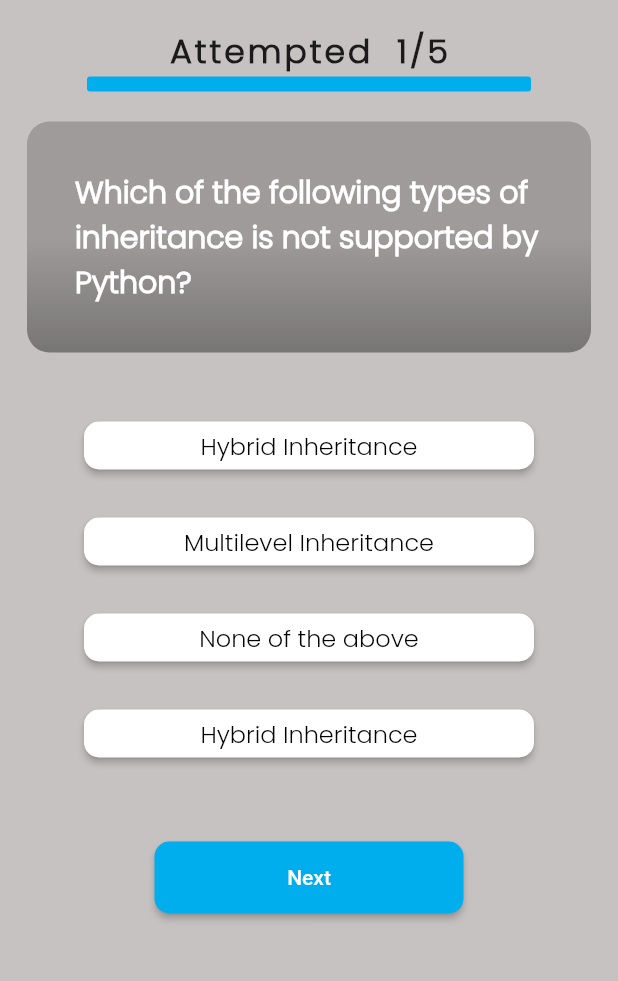
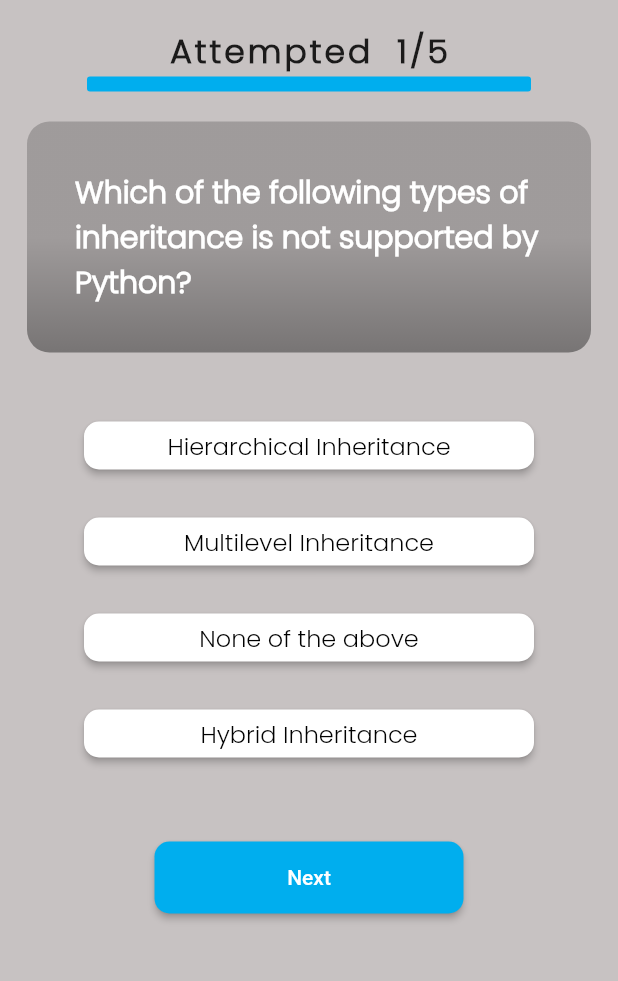
Before and after one commit to Goodam198/quiz-app-flutter, a Flutter app: the Python screen opened by its route, on a phone screen of 412 x 824 dp, the part 84-1065 px from its top. Run offline on Flutter 3.47's test engine with Material 2 defaults, Android fonts, the phone set to English and light mode, and no system bars.

Commit message:
updated answers

```diff
--- a/lib/categories/C_sharp_quiz.dart
+++ b/lib/categories/C_sharp_quiz.dart
@@ -50,7 +50,7 @@ List<Question> getQuestions() {
     "How could you retrieve information about a class, as well as create an instance at runtime?",
     [
       Answer("serialization", false),
-      Answer(" abstraction", false),
+      Answer("abstraction", false),
       Answer("dependency injection", false),
       Answer("reflection", true),
     ],
--- a/lib/categories/Python_quiz.dart
+++ b/lib/categories/Python_quiz.dart
@@ -8,7 +8,7 @@ List<Question> getQuestions() {
   list.add(Question(
     "Which of the following types of inheritance is not supported by Python?",
     [
-      Answer("Hybrid Inheritance", false),
+      Answer("Hierarchical Inheritance", false),
       Answer("Multilevel Inheritance", false),
       Answer("None of the above", true),
       Answer("Hybrid Inheritance", false),
--- a/lib/pages/HomePage.dart
+++ b/lib/pages/HomePage.dart
@@ -2,7 +2,6 @@ import 'package:flutter/material.dart';
 import 'package:quiz_app/pages/Linker.dart';
 
 class HomePage extends StatefulWidget {
-
 
   @override
   State<HomePage> createState() => _HomePageState();
@@ -11,7 +10,6 @@ class HomePage extends StatefulWidget {
 class _HomePageState extends State<HomePage> {
 
   List<Linker> linkList = getLink();
-
 
   @override
   Widget build(BuildContext context) {
```
